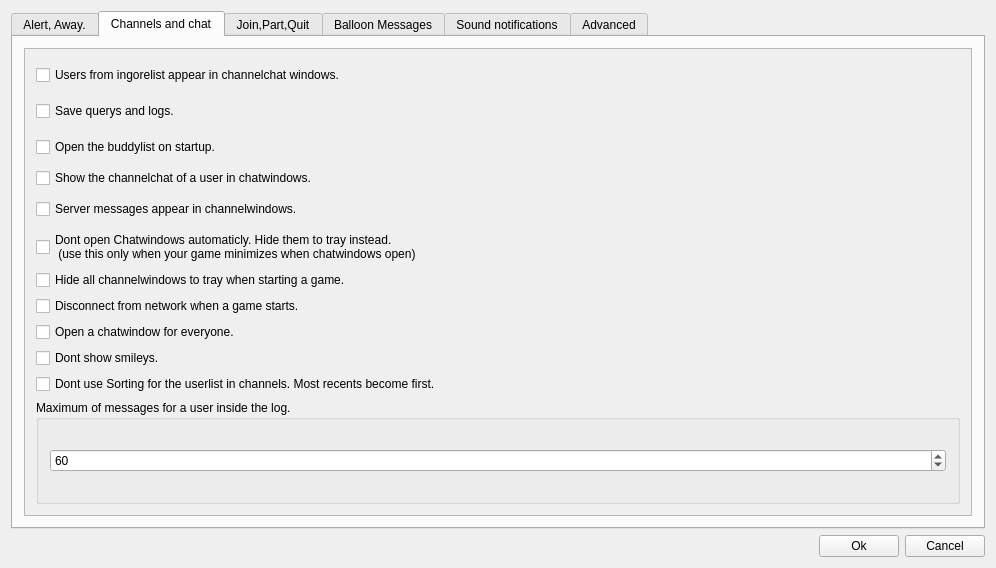
Old version of the form trunk/src/wormnet/settingswindow.ui in the repository svn2github/twsoldunsupported.
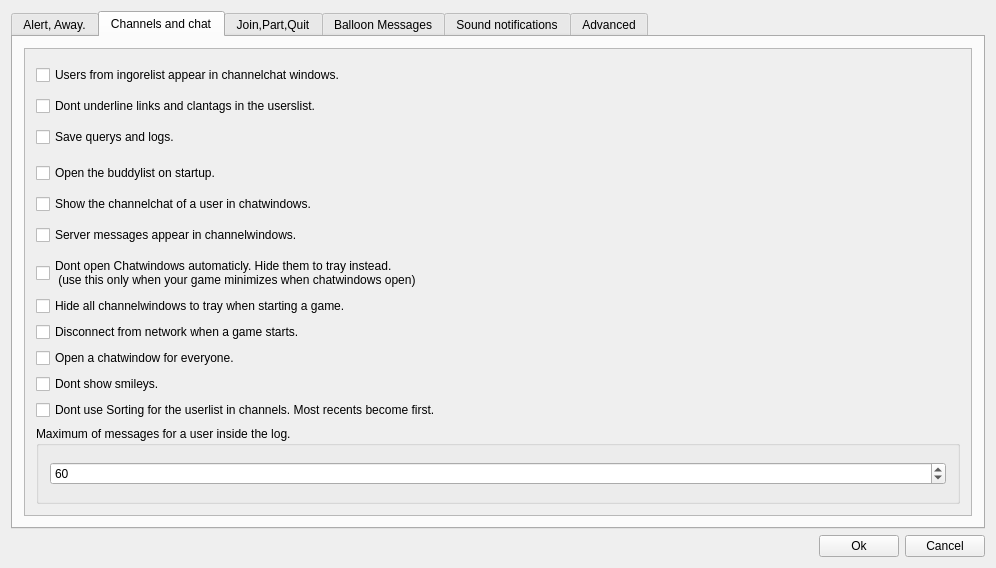
New version of the form. The open tabs and pages were chosen to show the change.

```diff
--- a/trunk/src/wormnet/settingswindow.ui
+++ b/trunk/src/wormnet/settingswindow.ui
@@ -237,8 +237,8 @@
              <rect>
               <x>0</x>
               <y>0</y>
-              <width>387</width>
-              <height>401</height>
+              <width>950</width>
+              <height>471</height>
              </rect>
             </property>
             <layout class="QVBoxLayout" name="verticalLayout_11">
@@ -260,6 +260,13 @@
                  </property>
                 </widget>
                </item>
+               <item>
+                <widget class="QCheckBox" name="cbunderlinelinksandclans">
+                 <property name="text">
+                  <string>Dont underline links and clantags in the userslist.</string>
+                 </property>
+                </widget>
+               </item>
                <item>
                 <widget class="QCheckBox" name="cbsafequerys">
                  <property name="minimumSize">
```
